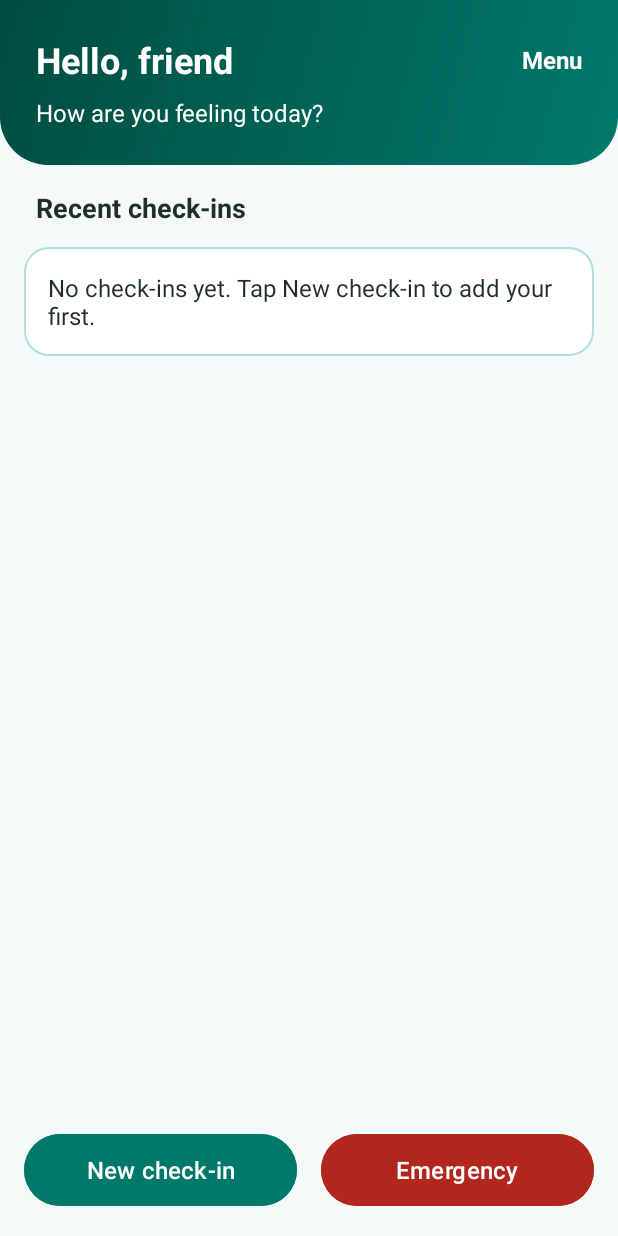
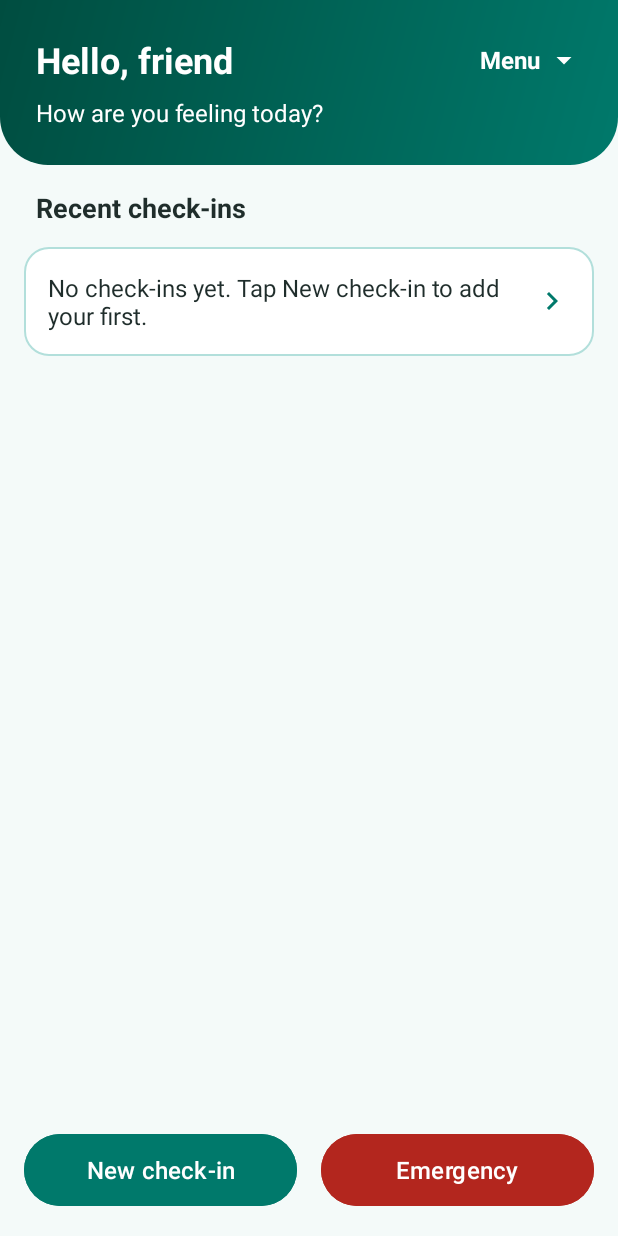
Before and after one commit to emmawas7/relapseshield, an Android app: the HomeActivity screen opened directly, with no data from a screen before it, on a phone screen of 412 x 824 dp. Run offline under Robolectric (Android 15) with nearby library versions, the phone set to English and light mode, and no system bars; our stand-ins replace Firebase (no records; nobody signed in at launch, a user with empty details on screens opened directly).

Commit message:
M3: faster loading, keyboard-safe screens, clearer menu and buttons

```diff
--- a/app/src/main/java/com/example/relapseshield/HomeActivity.java
+++ b/app/src/main/java/com/example/relapseshield/HomeActivity.java
@@ -27,6 +27,7 @@ import com.google.firebase.firestore.DocumentReference;
 import com.google.firebase.firestore.DocumentSnapshot;
 import com.google.firebase.firestore.FieldValue;
 import com.google.firebase.firestore.FirebaseFirestore;
+import com.google.firebase.firestore.ListenerRegistration;
 import com.google.firebase.firestore.QuerySnapshot;
 import com.google.firebase.firestore.WriteBatch;
 
@@ -41,6 +42,7 @@ public class HomeActivity extends AppCompatActivity {
 
     FirebaseAuth auth;
     FirebaseFirestore db;
+    ListenerRegistration checkinListener;
 
     // Three parallel lists: the row text, the longer text for the pop-up, and the document ID
     final ArrayList<String> items = new ArrayList<>();
@@ -75,7 +77,7 @@ public class HomeActivity extends AppCompatActivity {
         adapter = new ArrayAdapter<>(this, R.layout.item_checkin, R.id.txtItem, items);
         lstCheckins.setAdapter(adapter);
 
-        // Tapping a row opens a pop-up with the full record, and Edit and Delete
+        // Tapping a row opens a pop-up with the full record and Edit, Delete and Close buttons
         lstCheckins.setOnItemClickListener((parent, view, position, id) -> {
             if (position < ids.size() && ids.get(position) != null) {
                 showCheckin(position);
@@ -89,14 +91,22 @@ public class HomeActivity extends AppCompatActivity {
 
         txtLogout.setText(R.string.mn_menu);
         txtLogout.setOnClickListener(v -> showMenu(v));
+
+        // Checked once when Home opens, not every time it comes back to the front
+        routeByProfile();
     }
 
-    // Reload each time Home comes back to the front, so changes appear straight away
+    // The live list runs only while Home is on screen
     @Override
-    protected void onResume() {
-        super.onResume();
-        routeByProfile();
-        loadCheckins();
+    protected void onStart() {
+        super.onStart();
+        startListening();
+    }
+
+    @Override
+    protected void onStop() {
+        super.onStop();
+        stopListening();
     }
 
     // Counsellors go to their dashboard; patients not yet linked go to the connect screen
@@ -129,14 +139,34 @@ public class HomeActivity extends AppCompatActivity {
                     }
                 });
     }
-    private void loadCheckins() {
+
+    // A live listener: it shows what is saved on the phone at once, then keeps the list
+    // up to date, so edits, deletes and new check-ins appear without reloading
+    private void startListening() {
         FirebaseUser user = auth.getCurrentUser();
-        if (user == null) {
+        if (user == null || checkinListener != null) {
             return;
         }
-        db.collection("checkins").whereEqualTo("userId", user.getUid()).get()
-                .addOnSuccessListener(snapshot -> {
-                    List<DocumentSnapshot> docs = new ArrayList<>(snapshot.getDocuments());
+        checkinListener = db.collection("checkins").whereEqualTo("userId", user.getUid())
+                .addSnapshotListener((snapshot, error) -> {
+                    if (error != null) {
+                        Log.e("Home", "Could not listen to check-ins", error);
+                        return;
+                    }
+                    if (snapshot != null) {
+                        showCheckins(new ArrayList<>(snapshot.getDocuments()));
+                    }
+                });
+    }
+
+    private void stopListening() {
+        if (checkinListener != null) {
+            checkinListener.remove();
+            checkinListener = null;
+        }
+    }
+
+    private void showCheckins(List<DocumentSnapshot> docs) {
         docs.sort(FlagRules::newestFirst);
 
         items.clear();
@@ -158,25 +188,31 @@ public class HomeActivity extends AppCompatActivity {
             ids.add(null);
         }
         adapter.notifyDataSetChanged();
-                })
-                .addOnFailureListener(e ->
-                        Toast.makeText(this, R.string.error_load_checkins,
-                                Toast.LENGTH_LONG).show());
     }
 
+    // The pop-up with real buttons, so the options are easy to see
     private void showCheckin(int position) {
         String id = ids.get(position);
-        new AlertDialog.Builder(this)
+        View view = getLayoutInflater().inflate(R.layout.dialog_checkin, null);
+        ((TextView) view.findViewById(R.id.txtDetails)).setText(details.get(position));
+
+        AlertDialog dialog = new AlertDialog.Builder(this)
                 .setTitle(R.string.mn_checkin_title)
-                .setMessage(details.get(position))
-                .setPositiveButton(R.string.ce_edit, (d, w) -> {
+                .setView(view)
+                .create();
+
+        view.findViewById(R.id.btnDlgEdit).setOnClickListener(v -> {
+            dialog.dismiss();
             Intent intent = new Intent(HomeActivity.this, CheckinActivity.class);
             intent.putExtra("checkinId", id);
             startActivity(intent);
-                })
-                .setNegativeButton(R.string.ce_delete, (d, w) -> confirmDelete(id))
-                .setNeutralButton(R.string.mn_close, null)
-                .show();
+        });
+        view.findViewById(R.id.btnDlgDelete).setOnClickListener(v -> {
+            dialog.dismiss();
+            confirmDelete(id);
+        });
+        view.findViewById(R.id.btnDlgClose).setOnClickListener(v -> dialog.dismiss());
+        dialog.show();
     }
 
     // Always ask before deleting
@@ -189,12 +225,11 @@ public class HomeActivity extends AppCompatActivity {
                 .show();
     }
 
+    // The live list updates by itself once the delete is done
     private void deleteCheckin(String id) {
         db.collection("checkins").document(id).delete()
-                .addOnSuccessListener(v -> {
-                    Toast.makeText(this, R.string.ce_deleted, Toast.LENGTH_SHORT).show();
-                    loadCheckins();
-                })
+                .addOnSuccessListener(v ->
+                        Toast.makeText(this, R.string.ce_deleted, Toast.LENGTH_SHORT).show())
                 .addOnFailureListener(e ->
                         Toast.makeText(this, R.string.ce_delete_failed, Toast.LENGTH_LONG).show());
     }
@@ -205,7 +240,8 @@ public class HomeActivity extends AppCompatActivity {
         menu.setOnMenuItemClickListener(item -> {
             int id = item.getItemId();
             if (id == R.id.action_refresh) {
-                loadCheckins();
+                stopListening();
+                startListening();
                 return true;
             } else if (id == R.id.action_about) {
                 new AlertDialog.Builder(HomeActivity.this)
@@ -251,7 +287,6 @@ public class HomeActivity extends AppCompatActivity {
                 .create();
         dialog.show();
 
-        // Set the click here so the pop-up stays open if the password is empty
         dialog.getButton(AlertDialog.BUTTON_POSITIVE).setOnClickListener(v -> {
             String password = String.valueOf(edt.getText());
             til.setError(null);
@@ -280,6 +315,7 @@ public class HomeActivity extends AppCompatActivity {
     // Order matters: check-ins, then alert, request, count and profile in one batch,
     // and the login last. If any step fails, the rest is not attempted.
     private void deleteEverything(FirebaseUser user) {
+        stopListening();
         String uid = user.getUid();
         DocumentReference profileRef = db.collection("users").document(uid);
         DocumentReference alertRef = db.collection("alerts").document(uid);
--- a/app/src/main/java/com/example/relapseshield/ScreenInsets.java
+++ b/app/src/main/java/com/example/relapseshield/ScreenInsets.java
@@ -1,5 +1,9 @@
 package com.example.relapseshield;
+import android.app.Activity;
+import android.content.Context;
+import android.content.ContextWrapper;
 import android.view.View;
+import android.view.WindowManager;
 
 import androidx.core.graphics.Insets;
 import androidx.core.view.ViewCompat;
@@ -7,14 +11,27 @@ import androidx.core.view.WindowInsetsCompat;
 
 public class ScreenInsets {
 
-    // Keeps the header behind the status bar and the bottom view clear of the navigation bar
+    // Keeps the header behind the status bar, the bottom view clear of the navigation bar,
+    // and the whole screen above the keyboard, so the box being typed in stays visible
     public static void apply(View root, View header, View bottom) {
+        Context c = root.getContext();
+        while (c instanceof ContextWrapper && !(c instanceof Activity)) {
+            c = ((ContextWrapper) c).getBaseContext();
+        }
+        if (c instanceof Activity) {
+            ((Activity) c).getWindow().setSoftInputMode(
+                    WindowManager.LayoutParams.SOFT_INPUT_ADJUST_RESIZE);
+        }
+
         int headerTop = header.getPaddingTop();
         int bottomPad = bottom.getPaddingBottom();
 
         ViewCompat.setOnApplyWindowInsetsListener(root, (v, insets) -> {
             Insets bars = insets.getInsets(WindowInsetsCompat.Type.systemBars());
-            v.setPadding(bars.left, 0, bars.right, 0);
+            Insets ime = insets.getInsets(WindowInsetsCompat.Type.ime());
+            int keyboard = Math.max(0, ime.bottom - bars.bottom);
+
+            v.setPadding(bars.left, 0, bars.right, keyboard);
             header.setPadding(header.getPaddingLeft(), headerTop + bars.top,
                     header.getPaddingRight(), header.getPaddingBottom());
             bottom.setPadding(bottom.getPaddingLeft(), bottom.getPaddingTop(),
--- /dev/null
+++ b/app/src/main/res/drawable/ic_arrow_down.xml
@@ -0,0 +1,9 @@
+<vector xmlns:android="http://schemas.android.com/apk/res/android"
+    android:width="24dp"
+    android:height="24dp"
+    android:viewportWidth="24"
+    android:viewportHeight="24">
+    <path
+        android:fillColor="@color/on_primary"
+        android:pathData="M7,10l5,5 5,-5z" />
+</vector>
--- /dev/null
+++ b/app/src/main/res/drawable/ic_chevron.xml
@@ -0,0 +1,9 @@
+<vector xmlns:android="http://schemas.android.com/apk/res/android"
+    android:width="24dp"
+    android:height="24dp"
+    android:viewportWidth="24"
+    android:viewportHeight="24">
+    <path
+        android:fillColor="@color/primary"
+        android:pathData="M10,6L8.59,7.41 13.17,12l-4.58,4.59L10,18l6,-6z" />
+</vector>
--- a/app/src/main/res/layout/activity_dashboard.xml
+++ b/app/src/main/res/layout/activity_dashboard.xml
@@ -44,7 +44,9 @@
                 android:text="@string/home_logout"
                 android:textColor="@color/on_primary"
                 android:textSize="16sp"
-                android:textStyle="bold" />
+                android:textStyle="bold"
+                android:drawableEnd="@drawable/ic_arrow_down"
+                android:drawablePadding="4dp"/>
         </LinearLayout>
 
         <TextView
--- a/app/src/main/res/layout/activity_home.xml
+++ b/app/src/main/res/layout/activity_home.xml
@@ -44,7 +44,9 @@
                 android:text="@string/home_logout"
                 android:textColor="@color/on_primary"
                 android:textSize="16sp"
-                android:textStyle="bold" />
+                android:textStyle="bold"
+                android:drawableEnd="@drawable/ic_arrow_down"
+                android:drawablePadding="4dp"/>
         </LinearLayout>
 
         <TextView
--- a/app/src/main/res/layout/item_checkin.xml
+++ b/app/src/main/res/layout/item_checkin.xml
@@ -7,14 +7,28 @@
     android:paddingEnd="16dp"
     android:paddingBottom="6dp">
 
-    <TextView
-        android:id="@+id/txtItem"
+    <LinearLayout
         android:layout_width="match_parent"
         android:layout_height="wrap_content"
         android:background="@drawable/bg_card"
         android:gravity="center_vertical"
         android:minHeight="56dp"
-        android:padding="16dp"
-        android:textColor="@color/text_dark"
-        android:textSize="16sp" />
+        android:orientation="horizontal"
+        android:padding="16dp">
+
+        <TextView
+            android:id="@+id/txtItem"
+            android:layout_width="0dp"
+            android:layout_height="wrap_content"
+            android:layout_weight="1"
+            android:textColor="@color/text_dark"
+            android:textSize="16sp" />
+
+        <ImageView
+            android:layout_width="24dp"
+            android:layout_height="24dp"
+            android:layout_marginStart="8dp"
+            android:importantForAccessibility="no"
+            android:src="@drawable/ic_chevron" />
+    </LinearLayout>
 </LinearLayout>
```
Also changed, not shown: app/src/main/java/com/example/relapseshield/DashboardActivity.java (+43 -26 lines), app/src/main/java/com/example/relapseshield/LoginActivity.java (+27 -3 lines), app/src/main/java/com/example/relapseshield/PatientActivity.java (+39 -9 lines), app/src/main/res/drawable/res/drawable/ic_arrow_down.xml (added, +9 -0 lines), app/src/main/res/layout/dialog_checkin.xml (added, +47 -0 lines), app/src/main/res/values/strings.xml (+4 -3 lines). Lines whose indentation alone changed are shown as unchanged.
